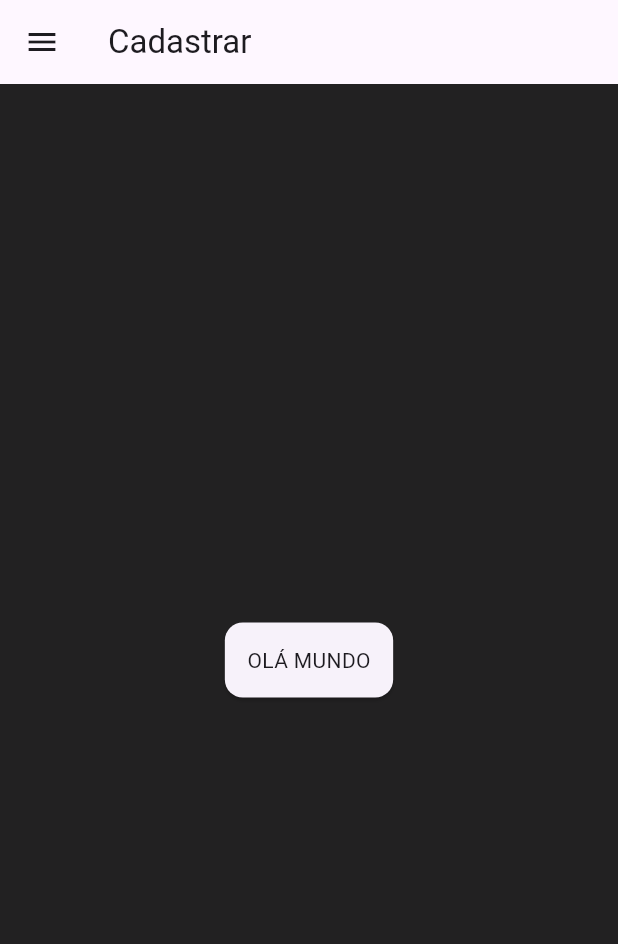
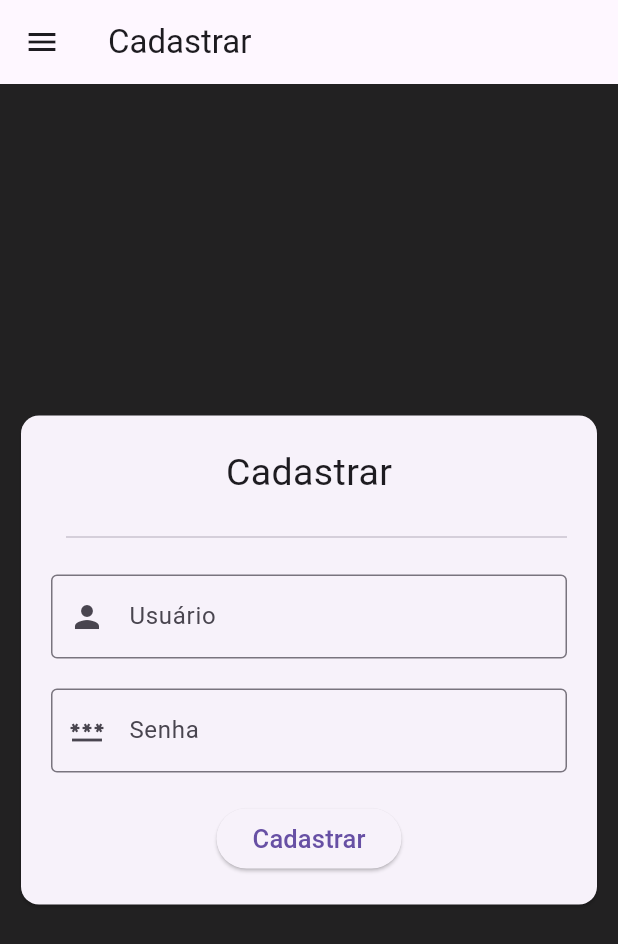
Before and after one commit to eduardo-kurek/opt120-tattoo-front, a Flutter app: the screen it shows after launch, on a phone screen of 412 x 824 dp. Shown: the top 944 px of the screen. Run offline on Flutter 3.47's test engine with Material 3 defaults, Android fonts, the phone set to English and light mode, and no system bars.

Commit message:
Visual da tela de cadastro

```diff
--- a/lib/screens/register.dart
+++ b/lib/screens/register.dart
@@ -1,9 +1,23 @@
+import 'package:flutter/cupertino.dart';
 import 'package:flutter/material.dart';
 
 import 'components/menu.dart';
 
-class Register extends StatelessWidget {
+class Register extends StatefulWidget {
   const Register({super.key});
+
+  @override
+  State<Register> createState() => _RegisterState();
+}
+
+class _RegisterState extends State<Register> {
+  final TextEditingController _nameController = TextEditingController();
+  final TextEditingController _passwordController = TextEditingController();
+
+  void register(){
+    print(_nameController.text);
+    print(_passwordController.text);
+  }
 
   @override
   Widget build(BuildContext context) {
@@ -14,11 +28,40 @@ class Register extends StatelessWidget {
       ),
       body: Container(
         color: Colors.black87,
-        child: const Center(
+        padding: const EdgeInsets.all(10),
+        child: Center(
           child: Card(
             child: Padding(
-              padding: EdgeInsets.all(15),
-              child: Text("OLÁ MUNDO"),
+              padding: const EdgeInsets.all(20.0),
+              child: Column(
+                mainAxisSize: MainAxisSize.min,
+                children: [
+                  const Text("Cadastrar", style: TextStyle(fontSize: 25)),
+                  const Divider(height: 50, indent: 10),
+                  TextFormField(
+                    controller: _nameController,
+                    decoration: const InputDecoration(
+                      labelText: 'Usuário',
+                      border: OutlineInputBorder(),
+                      prefixIcon: Icon(Icons.person)
+                    ),
+                  ),
+                  const SizedBox(height: 20),
+                  TextFormField(
+                    controller: _passwordController,
+                    decoration: const InputDecoration(
+                        labelText: 'Senha',
+                        border: OutlineInputBorder(),
+                        prefixIcon: Icon(Icons.password)
+                    ),
+                  ),
+                  const SizedBox(height: 20),
+                  ElevatedButton(
+                      onPressed: register,
+                      child: const Text("Cadastrar", style: TextStyle(fontSize: 17))
+                  )
+                ],
+              ),
             ),
           )
         ),
```
